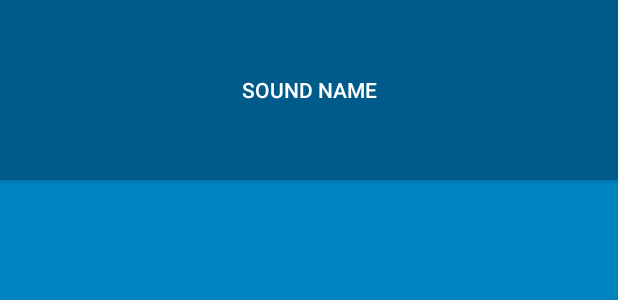
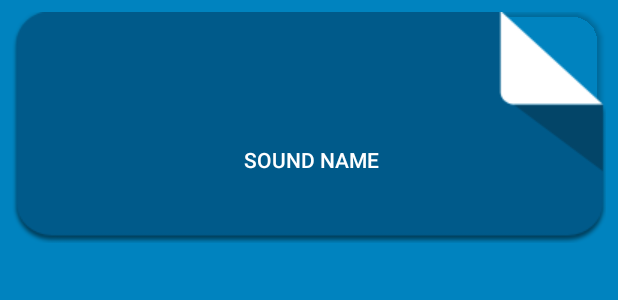
Before and after one commit to Kelian9995/BeatBoxAndroidapp, an Android app: the layout list_item_sound.xml on its own in the app's theme, with its tools: preview values and no code run, on a phone screen of 412 x 824 dp. Shown: the top 300 px of the screen. Run offline under Robolectric (Android 15) with nearby library versions, the phone set to English and light mode, and no system bars.

Commit message:
part 22.GraphicObject
Graphic Object,add Nine-zone image,Unification of buttons

```diff
--- /dev/null
+++ b/app/src/main/res/drawable/button_beat_box.xml
@@ -0,0 +1,6 @@
+<?xml version="1.0" encoding="utf-8"?>
+<selector xmlns:android="http://schemas.android.com/apk/res/android">
+<item android:drawable="@drawable/ic_button_beat_box_pressed"
+    android:state_pressed="true"/>
+    <item android:drawable="@drawable/ic_button_beat_box_default"/>
+</selector>
--- a/app/src/main/res/layout/list_item_sound.xml
+++ b/app/src/main/res/layout/list_item_sound.xml
@@ -6,10 +6,16 @@
                 name="viewModel"
                 type="com.bignerdranch.android.beatbox.SoundViewModel"/>
     </data>
+    <FrameLayout
+        android:layout_width="match_parent"
+        android:layout_height="wrap_content"
+        android:layout_margin="8dp">
     <Button
     android:layout_width="match_parent"
-            android:layout_height="120dp"
+        android:layout_height="match_parent"
+        android:layout_gravity="center"
         android:onClick="@{() ->viewModel.onButtonClicked()}"
             android:text="@{viewModel.title}"
             tools:text="Sound name" />
+</FrameLayout>
 </layout>
--- a/app/src/main/res/values/styles.xml
+++ b/app/src/main/res/values/styles.xml
@@ -11,6 +11,6 @@
     </style>
 <style name="BeatBoxButton"
     parent="Widget.AppCompat.Button">
-        <item name="android:background">@color/dark_blue</item>
+        <item name="android:background">@drawable/button_beat_box</item>
     </style>
 </resources>
```
Also changed, not shown: app/src/main/res/drawable/button_beat_box_normal.xml (added, +8 -0 lines), app/src/main/res/drawable/button_beat_box_pressed.xml (added, +14 -0 lines), app/src/main/res/drawable/ic_button_beat_box_default.9.png (added), app/src/main/res/drawable/ic_button_beat_box_pressed.9.png (added).
